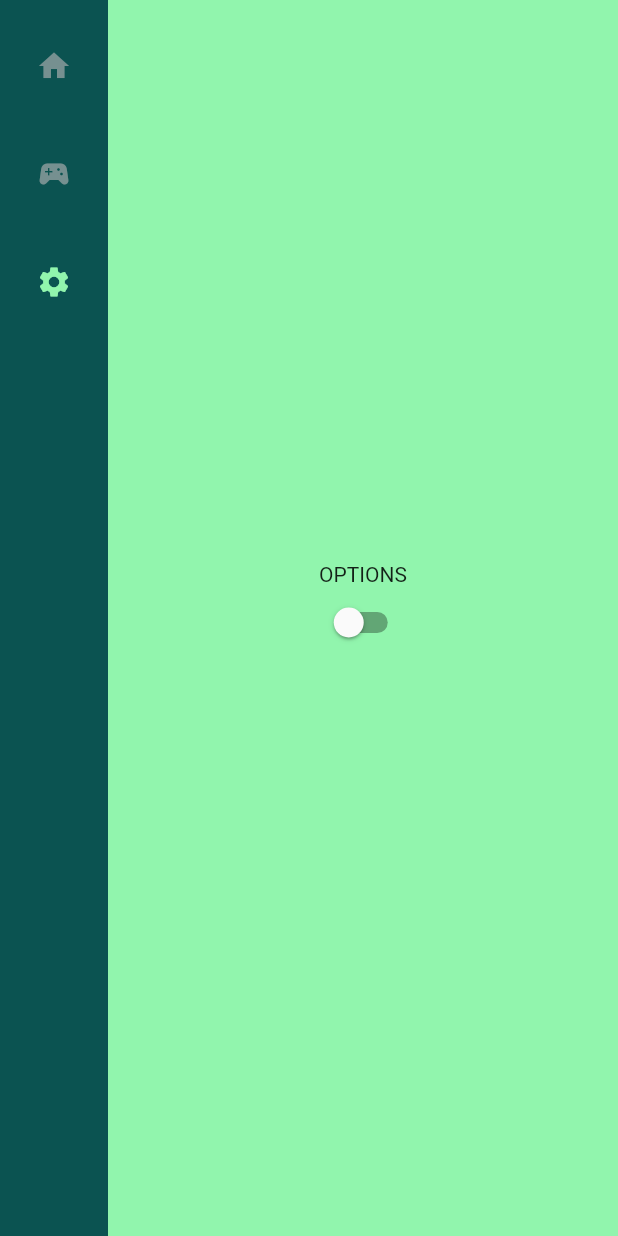
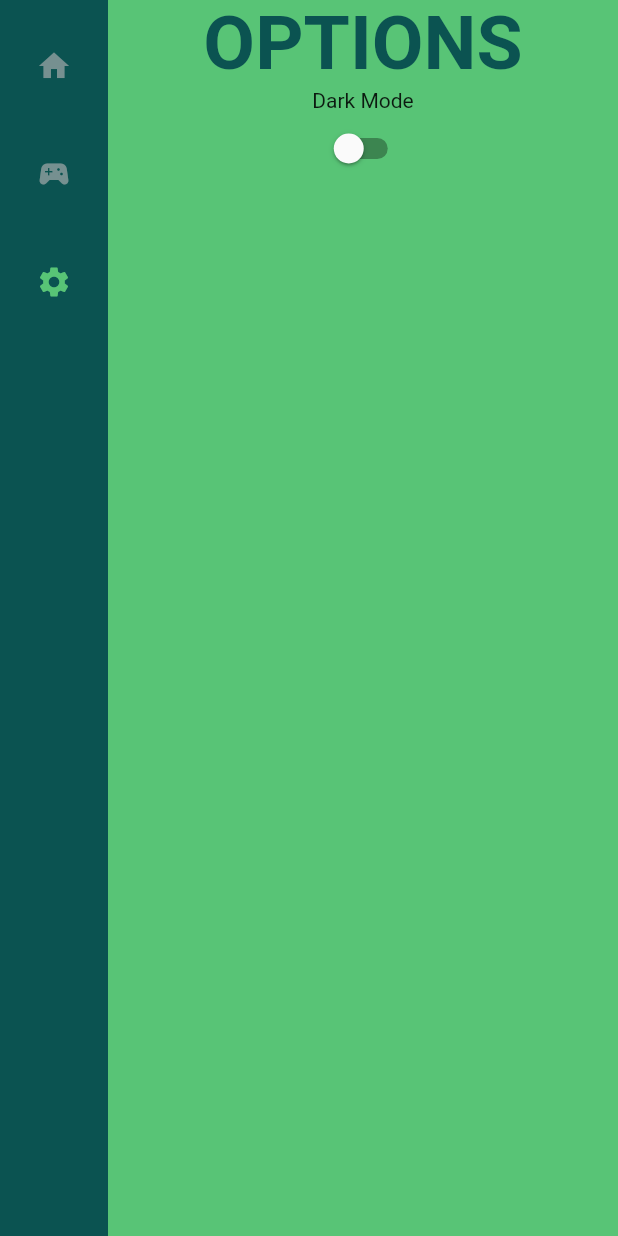
Before and after one commit to noobnelson/tip-tap-type, a Flutter app: the screen it shows after launch, after a tap on "Play", after a tap on "Settings", on a phone screen of 412 x 824 dp. Run offline on Flutter 3.47's test engine with Material 2 defaults, Android fonts, the light colour scheme and no system bars; project files that could hold a hidden picture were left out.

Commit message:
dark mode and a complete objective
dark mode colors work now.

when you type 100 words, there is a complete message.

```diff
--- a/lib/main.dart
+++ b/lib/main.dart
@@ -16,13 +16,12 @@ void main() {
 class MyApp extends StatelessWidget {
   const MyApp({super.key});
 
-  // This widget is the root of your application.
   @override
   Widget build(BuildContext context) {
     return MultiProvider(
       providers: [
         ChangeNotifierProvider(create: (context) => MyAppState()),
-        ChangeNotifierProvider(create: (context) => KeyboardState()),
+        ChangeNotifierProvider(create: (context) => WordsState()),
         ChangeNotifierProvider(create: (context) => ThemeManager()),
       ],
       child: Builder(builder: (BuildContext context) {
@@ -63,10 +62,10 @@ class _MyHomePageState extends State<MyHomePage> {
     var appState = context.watch<MyAppState>();
     Widget page;
     switch (selectedIndex) {
-      case 1:
+      case 0:
         page = const TitlePage();
         break;
-      case 0:
+      case 1:
         page = const PlayPage();
         break;
       case 2:
@@ -173,9 +172,6 @@ class _PlayPageState extends State<PlayPage> {
       case 1:
         page = const TypingPage();
         break;
-      case 2:
-        page = const TypingPage();
-        break;
       default:
         throw UnimplementedError('no widget');
     }
@@ -192,7 +188,7 @@ class DifficultySelectPage extends StatelessWidget {
   @override
   Widget build(BuildContext context) {
     var appState = context.watch<MyAppState>();
-    var keyboardState = context.watch<KeyboardState>();
+    var wordsState = context.watch<WordsState>();
 
     return Center(
       child: Padding(
@@ -207,15 +203,9 @@ class DifficultySelectPage extends StatelessWidget {
             const SizedBox(height: 10),
             Expanded(
               child: FilledButton(
-                // onPressed: () => showDialog(
-                //   context: context,
-                //   builder: (BuildContext context) => AlertDialog(
-                //     title: Text('3'),
-                //   ),
-                // ),
                 onPressed: () {
-                  keyboardState.resetWords();
-                  keyboardState.addWords(6);
+                  wordsState.resetAllValues();
+                  wordsState.addWords(6);
                   appState.updatePlayIndex(1);
                 },
                 child: Text(
@@ -228,10 +218,10 @@ class DifficultySelectPage extends StatelessWidget {
             Expanded(
               child: FilledButton(
                 onPressed: () {
-                  keyboardState.resetWords();
-                  keyboardState.addWords(6);
-                  appState.updatePlayIndex(2);
-                  keyboardState.startTimer();
+                  wordsState.resetAllValues();
+                  wordsState.addWords(6);
+                  appState.updatePlayIndex(1);
+                  wordsState.startTimer();
                 },
                 child: Text(
                   'Hundred Word Dash',
@@ -246,30 +236,33 @@ class DifficultySelectPage extends StatelessWidget {
   }
 }
 
-class KeyboardState extends ChangeNotifier {
-  KeyboardState() {
+class WordsState extends ChangeNotifier {
+  WordsState() {
     loadWords().then((value) {
       wordBank = value.split("\r\n"); // \n new line, \r\n carriage return
     });
   }
+  bool objectiveComplete = false;
+
   Stopwatch stopwatch = Stopwatch();
   late Timer timer;
   int timeCount = 0;
+
   int correctWordCount = 0;
-  int incorrectCount = 0;
+  int incorrectWordCount = 0;
+  int charInWordCount = 0;
 
   String currentStringInput = '';
+  String objectiveCompleteString = '';
 
   List<RichText> wordWidgets = [];
   List<String> currentWords = [];
   List<String> wordBank = [];
   List<List<TextSpan>> charWidgets = [[]];
 
-  int charInWordCount = 0;
-
   TextStyle defaultText =
-      const TextStyle(color: Color.fromARGB(74, 0, 0, 0), fontSize: 30);
-  TextStyle correctText = const TextStyle(color: Colors.black, fontSize: 30);
+      const TextStyle(color: Color.fromARGB(71, 255, 255, 255), fontSize: 30);
+  TextStyle correctText = const TextStyle(color: Color.fromARGB(255, 0, 0, 0), fontSize: 30);
   TextStyle incorrectText =
       const TextStyle(color: Color.fromARGB(255, 203, 84, 75), fontSize: 30);
   TextStyle currentText = const TextStyle(
@@ -286,22 +279,30 @@ class KeyboardState extends ChangeNotifier {
   void startTimer() {
     timer = Timer.periodic(const Duration(microseconds: 30), (Timer t) {
       timeCount = stopwatch.elapsed.inSeconds;
+      if (correctWordCount == 10 && !objectiveComplete && stopwatch.isRunning) {
+        stopwatch.stop();
+        stopwatch.reset();
+        timer.cancel();
+        objectiveComplete = true;
+        objectiveCompleteString = "You typed 100 words in $timeCount seconds!";
+      }
       notifyListeners();
-      if (correctWordCount == 100) {
-        stopwatch.stop();
-        timer.cancel();
-        print('object');
-      }
-      }
-    );
+    });
     stopwatch.start();
   }
 
-  void resetWords() {
+  void resetAllValues() {
     wordWidgets.clear();
     charWidgets.clear();
     currentWords.clear();
+    stopwatch.reset();
+    stopwatch.stop();
     charInWordCount = 0;
+    timeCount = 0;
+    correctWordCount = 0;
+    incorrectWordCount = 0;
+    objectiveComplete = false;
+    objectiveCompleteString = '';
   }
 
   void addWords(int numberOfWords) {
@@ -351,7 +352,7 @@ class KeyboardState extends ChangeNotifier {
     if (currentStringInput == currentWords[0]) {
       correctWordCount++;
     } else {
-      incorrectCount++;
+      incorrectWordCount++;
     }
 
     if (charInWordCount < currentWords[0].length) {
@@ -381,8 +382,8 @@ class KeyboardState extends ChangeNotifier {
     //print("correct");
   }
 
-  void incorrectCharTyped(String char) {
-    currentStringInput += char;
+  void incorrectCharTyped(String keyInput) {
+    currentStringInput += keyInput;
     replaceChar(
       incorrectText,
       currentWords[0][charInWordCount],
@@ -447,28 +448,33 @@ class TypingPage extends StatelessWidget {
 
   @override
   Widget build(BuildContext context) {
-    var keyboardState = context.watch<KeyboardState>();
-    Column textWrap = Column(
-      children: keyboardState.wordWidgets,
-    );
-    Text correctWordCount = Text(keyboardState.correctWordCount.toString());
-    Text incorrectWordCount = Text(keyboardState.incorrectCount.toString());
-    Text timer = Text(keyboardState.timeCount.toString());
+    var wordsState = context.watch<WordsState>();
+    Column textWrap = Column(children: wordsState.wordWidgets);
+    Text correctCount = Text(wordsState.correctWordCount.toString());
+    Text incorrectCount = Text(wordsState.incorrectWordCount.toString());
+    Text timer = Text(wordsState.timeCount.toString());
+    Text objectiveCompleteText = Text(wordsState.objectiveCompleteString);
 
     return RawKeyboardListener(
       onKey: (event) {
-        if (event is RawKeyDownEvent) {
-          if (event.logicalKey == LogicalKeyboardKey.space) {
-            keyboardState.moveToNextWord();
-          } else if (event.character == keyboardState.currentCharacter()) {
-            keyboardState.correctCharTyped(event.character.toString());
+        if (event is RawKeyDownEvent && !wordsState.objectiveComplete) {
+          // finished typing word
+          if (event.logicalKey == LogicalKeyboardKey.space
+            || event.logicalKey == LogicalKeyboardKey.enter) {
+            wordsState.moveToNextWord();
+          // correct key input
+          } else if (event.character == wordsState.currentCharacter()) {
+            wordsState.correctCharTyped(event.character.toString());
+          // delete char
           } else if (event.logicalKey == LogicalKeyboardKey.backspace) {
-            keyboardState.deleteChar();
-          } else if (keyboardState.currentWords[0].length <=
-              keyboardState.charInWordCount) {
-            keyboardState.addIncorrectChar(event.character.toString());
-          } else if (event.character != keyboardState.currentCharacter()) {
-            keyboardState.incorrectCharTyped(event.character.toString());
+            wordsState.deleteChar();
+          // typed more than expected
+          } else if (wordsState.currentWords[0].length <=
+              wordsState.charInWordCount) {
+            wordsState.addIncorrectChar(event.character.toString());
+          // wrong key input
+          } else if (event.character != wordsState.currentCharacter()) {
+            wordsState.incorrectCharTyped(event.character.toString());
           }
         }
       },
@@ -486,28 +492,28 @@ class TypingPage extends StatelessWidget {
                   children: [
                     Row(
                       children: [
-                        Icon(Icons.check),
-                        correctWordCount,
+                        const Icon(Icons.check),
+                        correctCount,
                       ],
                     ),
                     Row(
                       children: [
-                        Icon(Icons.close),
-                        incorrectWordCount,
+                        const Icon(Icons.close),
+                        incorrectCount,
                       ],
                     ),
                     Row(
                       children: [
-                        Icon(Icons.timer),
+                        const Icon(Icons.timer),
                         timer,
                       ],
                     ),
                   ],
                 ),
-                const SizedBox(
-                  height: 50,
-                ),
+                const SizedBox(height: 50),
                 textWrap,
+                const SizedBox(height: 50),
+                objectiveCompleteText,
               ],
             ),
           ),
@@ -531,15 +537,19 @@ class _OptionsPageState extends State<OptionsPage> {
     var themeState = context.watch<ThemeManager>();
     return Center(
       child: Column(
-        mainAxisAlignment: MainAxisAlignment.center,
+        mainAxisAlignment: MainAxisAlignment.start,
         children: [
-          Text('OPTIONS'),
+          Text(
+            'OPTIONS',
+            style: Theme.of(context).textTheme.headlineLarge,
+          ),
+          const Text('Dark Mode'),
           Switch(
               value: themeState.themeMode == ThemeMode.dark,
               onChanged: (newValue) {
                 themeState.toggleTheme(newValue);
               }),
-          SizedBox(height: 10),
+          const SizedBox(height: 10),
         ],
       ),
     );
--- a/lib/theme/theme_constants.dart
+++ b/lib/theme/theme_constants.dart
@@ -1,48 +1,49 @@
+// ignore_for_file: prelightColor1fer_const_constructors, prefer_const_constructors
+
 import 'package:flutter/material.dart';
 
-const color1 = Color.fromARGB(255, 179, 179, 179);
-const color2 = Color.fromRGBO(11, 83, 81, 1);
-const color3 = Color.fromRGBO(145, 245, 173, 1);
-const color4 = Color.fromRGBO(78, 128, 152, 1);
-const color5 = Color.fromRGBO(144, 194, 231, 1);
+const lightColor1 = Color.fromARGB(255, 179, 179, 179);
+const lightColor2 = Color.fromRGBO(11, 83, 81, 1);
+const lightColor3 = Color.fromARGB(255, 88, 196, 118);
+const lightColor4 = Color.fromARGB(255, 101, 142, 161);
+const lightColor5 = Color.fromRGBO(144, 194, 231, 1);
+
+const darkColor1 = Color.fromARGB(255, 179, 179, 179);
+const darkColor2 = Color.fromARGB(255, 96, 96, 96);
+const darkColor3 = Color.fromARGB(255, 0, 0, 0);
+const darkColor4 = Color.fromARGB(255, 71, 75, 77);
+const darkColor5 = Color.fromARGB(255, 140, 162, 180);
 
 ThemeData lightTheme = ThemeData(
   brightness: Brightness.light,
-  primaryColor: color1,
-  scaffoldBackgroundColor: color3,
+  primaryColor: lightColor1,
+  scaffoldBackgroundColor: lightColor3,
   floatingActionButtonTheme: FloatingActionButtonThemeData(
-    backgroundColor: color5,
+    backgroundColor: lightColor5,
   ),
   filledButtonTheme: FilledButtonThemeData(
     style: ButtonStyle(
-      backgroundColor: MaterialStatePropertyAll(color4),
+      backgroundColor: MaterialStatePropertyAll(lightColor4),
       fixedSize: MaterialStatePropertyAll(Size.fromWidth(1000)),
-      textStyle: MaterialStatePropertyAll(
-        TextStyle(
-          fontSize: 30,
-          color: Colors.amber,
-        )
-      ),
-      //textStyle: MaterialStatePropertyAll(TextStyle(fontSize: 50, color: color3)),
     )
   ),
   navigationRailTheme: NavigationRailThemeData(
-    backgroundColor: color2,
-    selectedIconTheme: IconThemeData(color: color3),
-    unselectedIconTheme: IconThemeData(color: color1),
-    selectedLabelTextStyle: TextStyle(color: color3),
-    unselectedLabelTextStyle: TextStyle(color: color1),
+    backgroundColor: lightColor2,
+    selectedIconTheme: IconThemeData(color: lightColor3),
+    unselectedIconTheme: IconThemeData(color: lightColor1),
+    selectedLabelTextStyle: TextStyle(color: lightColor3),
+    unselectedLabelTextStyle: TextStyle(color: lightColor1),
   ),
   textTheme: TextTheme(
     headlineLarge: TextStyle(
-      color: color2,
+      color: lightColor2,
       fontWeight: FontWeight.bold,
       fontSize: 50,
     ),
-    headlineMedium: TextStyle(color: color2, fontWeight: FontWeight.bold),
-    bodySmall: TextStyle(color: color4),
-    titleMedium: TextStyle(color: color2),
-    labelLarge: TextStyle(color: color3, fontSize: 30),
+    headlineMedium: TextStyle(color: lightColor2, fontWeight: FontWeight.bold),
+    bodySmall: TextStyle(color: lightColor4),
+    titleMedium: TextStyle(color: lightColor2),
+    labelLarge: TextStyle(color: lightColor3, fontSize: 30),
   ),
   listTileTheme: ListTileThemeData(
     subtitleTextStyle: TextStyle(),
@@ -51,4 +52,36 @@ ThemeData lightTheme = ThemeData(
 
 ThemeData darkTheme = ThemeData(
   brightness: Brightness.dark,
+    primaryColor: darkColor1,
+  scaffoldBackgroundColor: darkColor3,
+  floatingActionButtonTheme: FloatingActionButtonThemeData(
+    backgroundColor: darkColor5,
+  ),
+  filledButtonTheme: FilledButtonThemeData(
+    style: ButtonStyle(
+      backgroundColor: MaterialStatePropertyAll(darkColor4),
+      fixedSize: MaterialStatePropertyAll(Size.fromWidth(1000)),
+    )
+  ),
+  navigationRailTheme: NavigationRailThemeData(
+    backgroundColor: darkColor2,
+    selectedIconTheme: IconThemeData(color: darkColor3),
+    unselectedIconTheme: IconThemeData(color: darkColor1),
+    selectedLabelTextStyle: TextStyle(color: darkColor3),
+    unselectedLabelTextStyle: TextStyle(color: darkColor1),
+  ),
+  textTheme: TextTheme(
+    headlineLarge: TextStyle(
+      color: darkColor2,
+      fontWeight: FontWeight.bold,
+      fontSize: 50,
+    ),
+    headlineMedium: TextStyle(color: darkColor2, fontWeight: FontWeight.bold),
+    bodySmall: TextStyle(color: darkColor4),
+    titleMedium: TextStyle(color: darkColor2),
+    labelLarge: TextStyle(color: darkColor3, fontSize: 30),
+  ),
+  listTileTheme: ListTileThemeData(
+    subtitleTextStyle: TextStyle(),
+  ),
 );
--- a/lib/theme/theme_manager.dart
+++ b/lib/theme/theme_manager.dart
@@ -1,4 +1,3 @@
-import 'package:flutter/cupertino.dart';
 import 'package:flutter/material.dart';
 
 class ThemeManager with ChangeNotifier {
```
Also changed, not shown: lib/input/keyboard_manager.dart (deleted).
